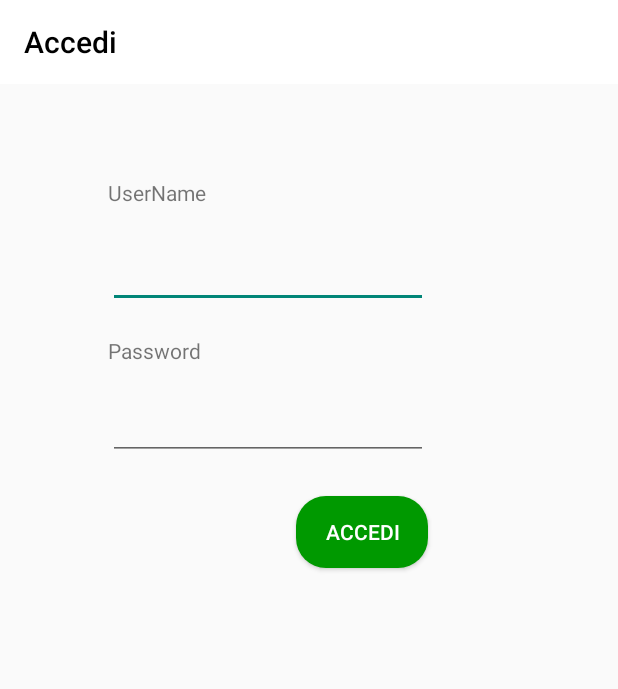
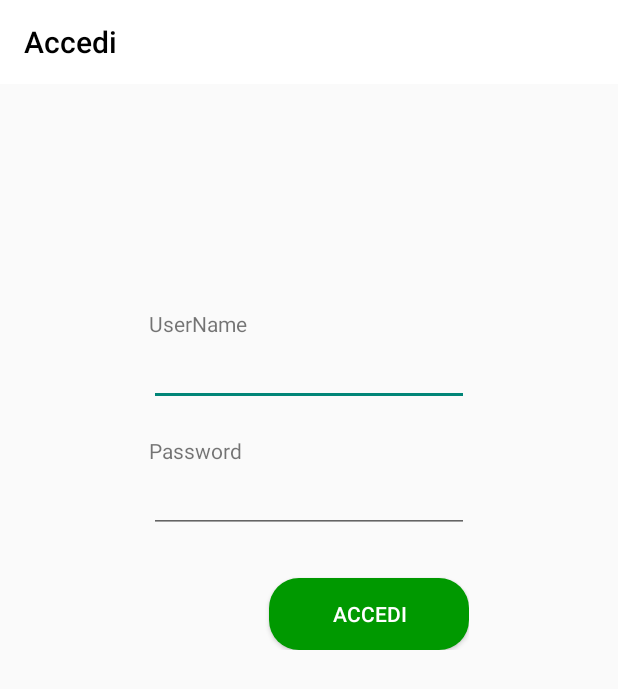
Before and after one commit to michelepasqualini/MarcheTrekkingAndroid, an Android app: the activity_login screen opened directly, with no data from a screen before it, on a phone screen of 412 x 824 dp. Shown: the top 689 px of the screen. Run offline under Robolectric (Android 15) with nearby library versions, the phone set to English and light mode, and no system bars.

Commit message:
update ui

```diff
--- a/app/src/main/AndroidManifest.xml
+++ b/app/src/main/AndroidManifest.xml
@@ -12,6 +12,7 @@
     <uses-feature android:name="android.hardware.location.gps" />
 
     <application
+        android:usesCleartextTraffic="true"
         android:allowBackup="true"
         android:icon="@drawable/logo"
         android:label="@string/app_name"
--- a/app/src/main/java/com/example/marchetrekking/activity_login.java
+++ b/app/src/main/java/com/example/marchetrekking/activity_login.java
@@ -9,6 +9,7 @@ import android.support.v7.app.AlertDialog;
 import android.support.v7.app.AppCompatActivity;
 import android.os.Bundle;
 import android.support.v7.widget.Toolbar;
+import android.util.Log;
 import android.view.View;
 import android.widget.Button;
 import android.widget.EditText;
@@ -28,7 +29,7 @@ import java.net.URLEncoder;
 public class activity_login extends AppCompatActivity {
     SessionManager session;
     EditText u, p;
-    Button log;
+    Button login;
     TextView t;
     String ulog,plog;
 
@@ -44,16 +45,19 @@ public class activity_login extends AppCompatActivity {
 
         u=(EditText) findViewById(R.id.nomeUtente);
         p=(EditText) findViewById(R.id.pass);
-        log = (Button) findViewById(R.id.login);
+        login = (Button) findViewById(R.id.login);
 
         session =new SessionManager(this);
 
-        log.setOnClickListener(new View.OnClickListener() {
+        login.setOnClickListener(new View.OnClickListener() {
+
             @Override
             public void onClick(View v) {
+                Log.d("Errore0", "Ok");
                 ulog = u.getText().toString();
                 plog = p.getText().toString();
 
+                if (!isNullOrEmpty(ulog) && !isNullOrEmpty(plog)) {
                     HttpURLConnection client = null;
                     URL url;
                     try {
@@ -81,14 +85,13 @@ public class activity_login extends AppCompatActivity {
                         InputStream in = client.getInputStream();
                         String json_string = ReadResponse.readStream(in).trim();
 
-                    if(json_string.equals("1")){
+                        if (json_string.equals("1")) {
 
                             session.createSession(ulog, plog);
 
                             Intent log = new Intent(activity_login.this, Home.class);
                             startActivity(log);
-                    }
-                    else{
+                        } else {
                             AlertDialog alertDialog = new AlertDialog.Builder(activity_login.this).create();
                             alertDialog.setTitle("Alert");
                             alertDialog.setMessage("Errore!");
@@ -109,6 +112,9 @@ public class activity_login extends AppCompatActivity {
                             client.disconnect();
                         }
                     }
+                } else {
+                    Toast.makeText(activity_login.this, "Completa i campi", Toast.LENGTH_SHORT).show();
+                }
             }
         });
 
@@ -123,4 +129,9 @@ public class activity_login extends AppCompatActivity {
 
         return;
     }
+
+    public boolean isNullOrEmpty(String s){
+        return s == null || s.isEmpty();
     }
+
+}
--- a/app/src/main/res/layout/activity_home.xml
+++ b/app/src/main/res/layout/activity_home.xml
@@ -24,7 +24,7 @@
 
         <ImageView
             android:layout_width="match_parent"
-            android:layout_height="200dp"
+            android:layout_height="250dp"
             android:background="@drawable/trekking" />
 
     </LinearLayout>
@@ -71,7 +71,7 @@
                     android:layout_height="140dp"
                     android:layout_marginTop="10dp"
                     android:background="@drawable/rounded_button_3"
-                    android:text="Inserisci Percorso"
+                    android:text="Inserisci \n Percorso"
                     android:textColor="@android:color/background_light" />
 
             </LinearLayout>
--- a/app/src/main/res/layout/activity_login.xml
+++ b/app/src/main/res/layout/activity_login.xml
@@ -1,10 +1,11 @@
 <?xml version="1.0" encoding="utf-8"?>
-<android.support.constraint.ConstraintLayout xmlns:android="http://schemas.android.com/apk/res/android"
+<LinearLayout xmlns:android="http://schemas.android.com/apk/res/android"
     xmlns:app="http://schemas.android.com/apk/res-auto"
     xmlns:tools="http://schemas.android.com/tools"
     android:layout_width="match_parent"
     android:layout_height="match_parent"
-    tools:context=".activity_login">
+    tools:context=".activity_login"
+    android:orientation="vertical">
 
     <android.support.v7.widget.Toolbar
         android:id="@+id/toolbarAcc"
@@ -15,55 +16,69 @@
         android:minHeight="?attr/actionBarSize"
         android:theme="@style/ThemeOverlay.AppCompat.Dark.ActionBar" />
 
+    <LinearLayout
+        android:layout_width="wrap_content"
+        android:layout_height="wrap_content"
+        android:orientation="vertical"
+        android:layout_gravity="center_horizontal"
+        android:layout_marginTop="150dp"
+        >
+
+        <LinearLayout
+            android:layout_width="match_parent"
+            android:layout_height="match_parent"
+            android:orientation="vertical"
+            >
+
+            <TextView
+                android:id="@+id/textView"
+                android:layout_width="wrap_content"
+                android:layout_height="wrap_content"
+                android:text="UserName" />
+
             <EditText
                 android:id="@+id/nomeUtente"
                 android:layout_width="wrap_content"
                 android:layout_height="wrap_content"
-        android:layout_marginStart="72dp"
-        android:layout_marginTop="160dp"
                 android:ems="10"
-        android:inputType="textPersonName"
-        app:layout_constraintStart_toStartOf="parent"
-        app:layout_constraintTop_toTopOf="parent" />
+                android:inputType="textPersonName"/>
+        </LinearLayout>
+
+
+        <LinearLayout
+            android:layout_width="wrap_content"
+            android:layout_height="wrap_content"
+            android:orientation="vertical"
+            android:layout_marginTop="20dp">
+
+            <TextView
+                android:id="@+id/textView2"
+                android:layout_width="wrap_content"
+                android:layout_height="wrap_content"
+                android:text="Password"/>
 
             <EditText
                 android:id="@+id/pass"
                 android:layout_width="wrap_content"
                 android:layout_height="wrap_content"
-        android:layout_marginStart="72dp"
-        android:layout_marginTop="56dp"
                 android:ems="10"
-        android:inputType="textPassword"
-        app:layout_constraintStart_toStartOf="parent"
-        app:layout_constraintTop_toBottomOf="@+id/nomeUtente" />
+                android:inputType="textPassword"/>
+        </LinearLayout>
+
+
 
     <Button
         android:id="@+id/login"
-        android:layout_width="wrap_content"
+        android:layout_width="match_parent"
         android:layout_height="wrap_content"
-        android:layout_marginTop="24dp"
         android:background="@drawable/rounded_button"
         android:text="Accedi"
         android:textColor="@android:color/white"
-        app:layout_constraintEnd_toEndOf="@+id/pass"
-        app:layout_constraintTop_toBottomOf="@+id/pass" />
+        android:layout_marginLeft="80dp"
+        android:layout_marginTop="30dp"/>
 
-    <TextView
-        android:id="@+id/textView"
-        android:layout_width="wrap_content"
-        android:layout_height="wrap_content"
-        android:layout_marginBottom="22dp"
-        android:text="UserName"
-        app:layout_constraintBottom_toTopOf="@+id/nomeUtente"
-        app:layout_constraintStart_toStartOf="@+id/nomeUtente" />
 
-    <TextView
-        android:id="@+id/textView2"
-        android:layout_width="wrap_content"
-        android:layout_height="wrap_content"
-        android:layout_marginBottom="18dp"
-        android:text="Password"
-        app:layout_constraintBottom_toTopOf="@+id/pass"
-        app:layout_constraintStart_toStartOf="@+id/pass" />
 
-</android.support.constraint.ConstraintLayout>
+    </LinearLayout>
+
+</LinearLayout>
```
Also changed, not shown: app/src/main/res/layout/activity_principale.xml (+30 -26 lines). Lines whose indentation alone changed are shown as unchanged.
